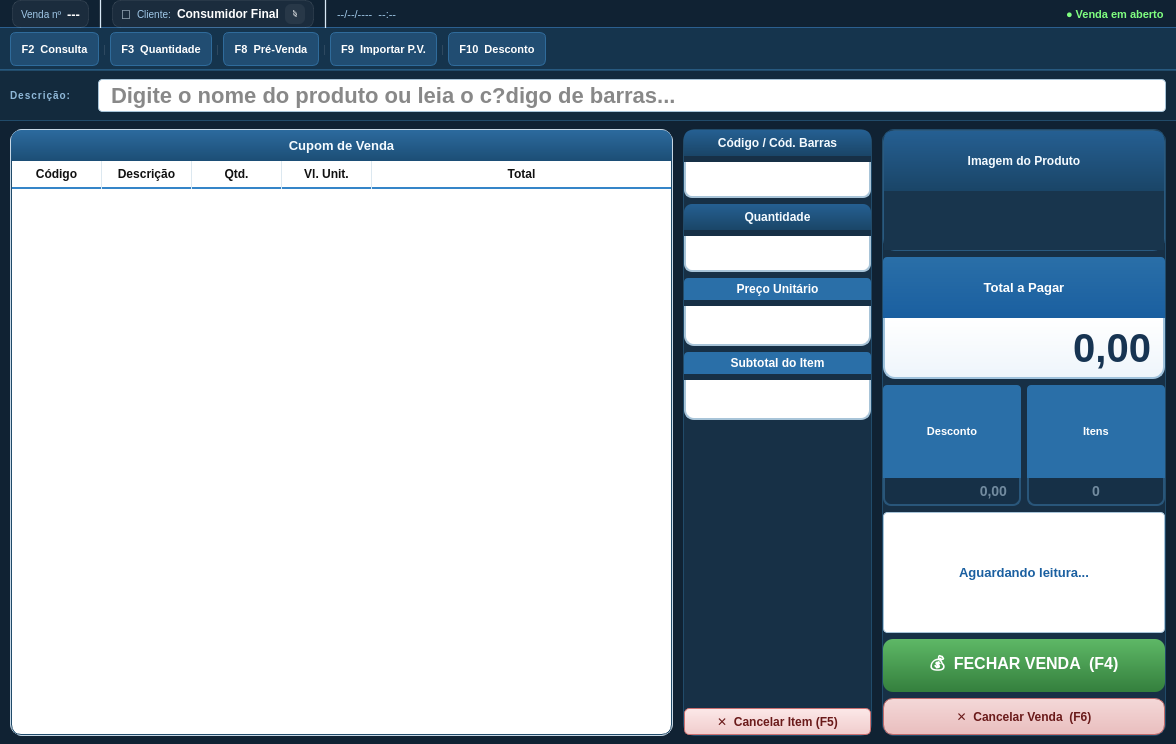
Old version of the form ui/venda/frente_venda.ui in the repository iuryruansc/cspdv.
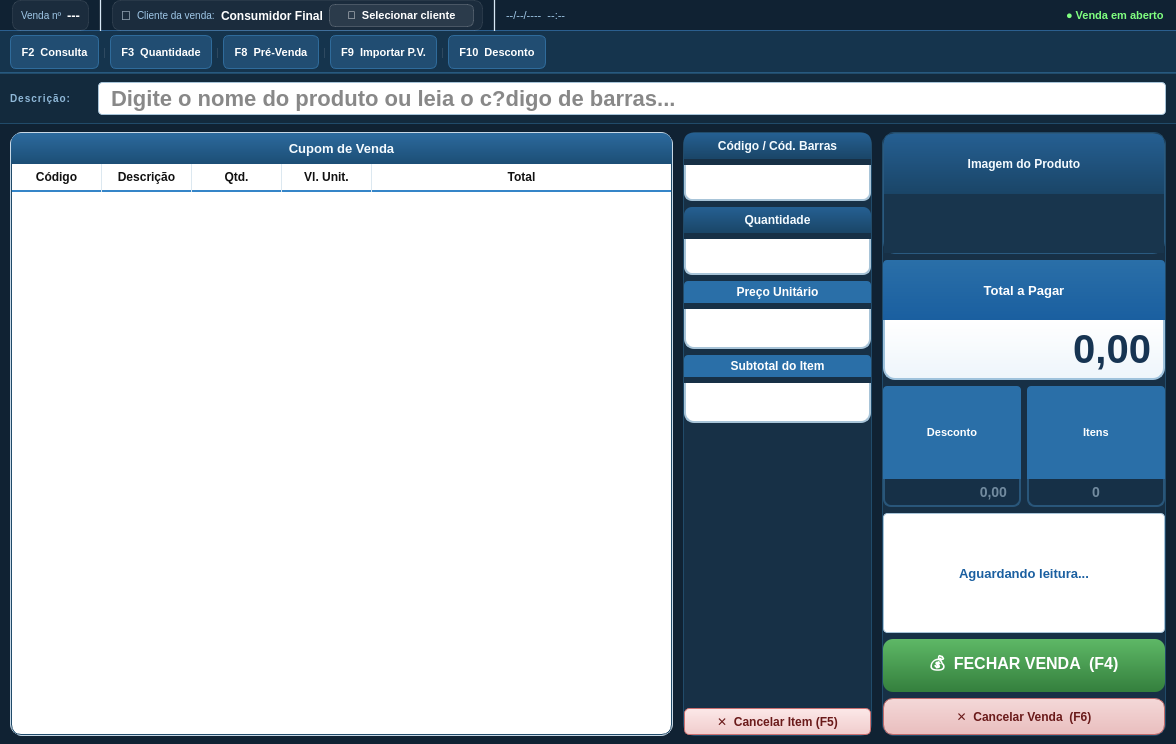
New version of the form.

```diff
--- a/ui/venda/frente_venda.ui
+++ b/ui/venda/frente_venda.ui
@@ -150,7 +150,7 @@
             <string notr="true">font-size:10px;color:#a0c8e8;</string>
            </property>
            <property name="text">
-            <string>Cliente:</string>
+            <string>Cliente da venda:</string>
            </property>
           </widget>
          </item>
@@ -168,21 +168,21 @@
           <widget class="QPushButton" name="btnAlterarCliente">
            <property name="minimumSize">
             <size>
-             <width>20</width>
+             <width>145</width>
              <height>20</height>
             </size>
            </property>
            <property name="maximumSize">
             <size>
-             <width>20</width>
-             <height>20</height>
+             <width>180</width>
+             <height>34</height>
             </size>
            </property>
            <property name="styleSheet">
-            <string notr="true">QPushButton{background-color:rgba(255,255,255,14);color:white;font-size:11px;border:none;border-radius:6px;padding:3px 8px;}QPushButton:hover{background-color:rgba(255,255,255,24);}QPushButton:pressed{background-color:rgba(255,255,255,8);}</string>
+            <string notr="true">QPushButton{background-color:rgba(255,255,255,18);color:white;font-size:11px;font-weight:600;border:1px solid rgba(255,255,255,45);border-radius:6px;padding:4px 10px;}QPushButton:hover{background-color:rgba(255,255,255,30);}QPushButton:pressed{background-color:rgba(255,255,255,12);}</string>
            </property>
            <property name="text">
-            <string>✎</string>
+            <string>👤  Selecionar cliente</string>
            </property>
           </widget>
          </item>
```
